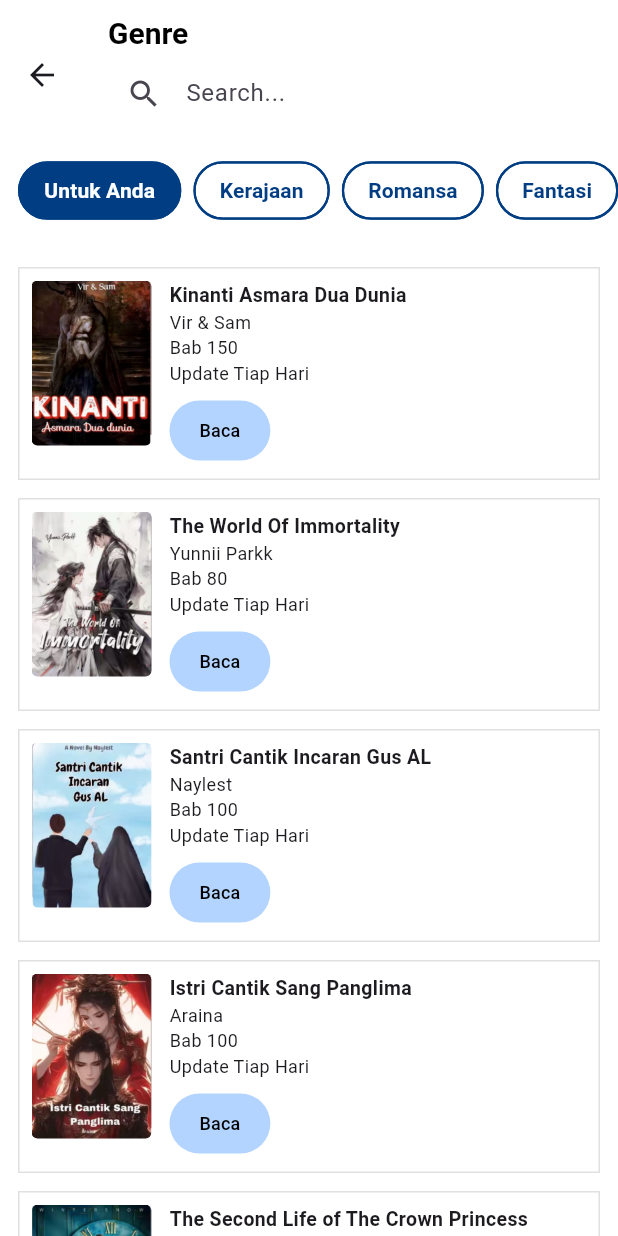
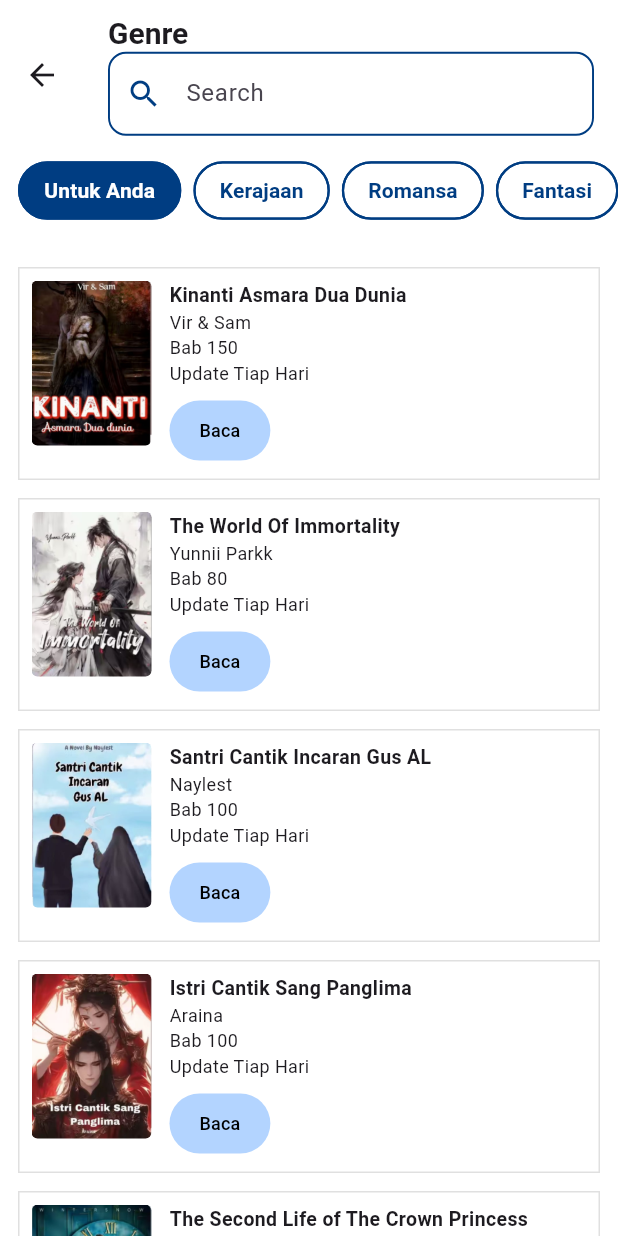
Before and after one commit to Venita23/Tugas-Kelompok-1-DPM, a Flutter app: the GenrePage screen opened directly, on a phone screen of 412 x 824 dp. Run offline on Flutter 3.47's test engine with Material 3 defaults, Android fonts, the phone set to English and light mode, and no system bars.

Commit message:
update homr and genre

```diff
--- a/lib/genre_page.dart
+++ b/lib/genre_page.dart
@@ -166,21 +166,25 @@ class _GenrePageState extends State<GenrePage> with SingleTickerProviderStateMix
         title: Column(
           crossAxisAlignment: CrossAxisAlignment.start,
           children: [
-            const Text("Genre", style: TextStyle(fontWeight: FontWeight.bold, fontSize: 20, color: Colors.black)),
+            const Text("Genre", style: TextStyle(fontSize: 20, fontWeight: FontWeight.bold)),
             //const SizedBox(height: 80),
             TextField(
-              controller: _searchController,
-              decoration: const InputDecoration(
-                filled: true,
-                fillColor: Colors.white,
-                hintText: 'Search...',
-                prefixIcon: Icon(Icons.search),
-                border: OutlineInputBorder(
-                  borderRadius: BorderRadius.all(Radius.circular(12)),
-                  borderSide: BorderSide.none,
-                ),
-              ),
-            ),
+  controller: _searchController,
+  decoration: InputDecoration(
+    hintText: "Search",
+    prefixIcon: const Icon(Icons.search, color: Color(0xFF003D82)),
+    contentPadding: const EdgeInsets.symmetric(vertical: 16.0, horizontal: 12.0),
+    enabledBorder: OutlineInputBorder(
+      borderRadius: BorderRadius.circular(12.0),
+      borderSide: const BorderSide(color: Color(0xFF003D82), width: 1.3),
+    ),
+    focusedBorder: OutlineInputBorder(
+      borderRadius: BorderRadius.circular(12.0),
+      borderSide: const BorderSide(color: Color(0xFF003D82), width: 2),
+    ),
+  ),
+),
+
           ],
         ),
         toolbarHeight: 100,
--- a/lib/home_page.dart
+++ b/lib/home_page.dart
@@ -1,4 +1,5 @@
 import 'package:flutter/material.dart';
+
 
 class HomePage extends StatelessWidget {
   final TextEditingController searchController;
@@ -155,7 +156,7 @@ class HomePage extends StatelessWidget {
                           children: [
                             Image.asset(
                               buku["gambar"]!,
-                              height: 300,
+                              height: 289,
                               width: double.infinity,
                               fit: BoxFit.cover,
                             ),
```
